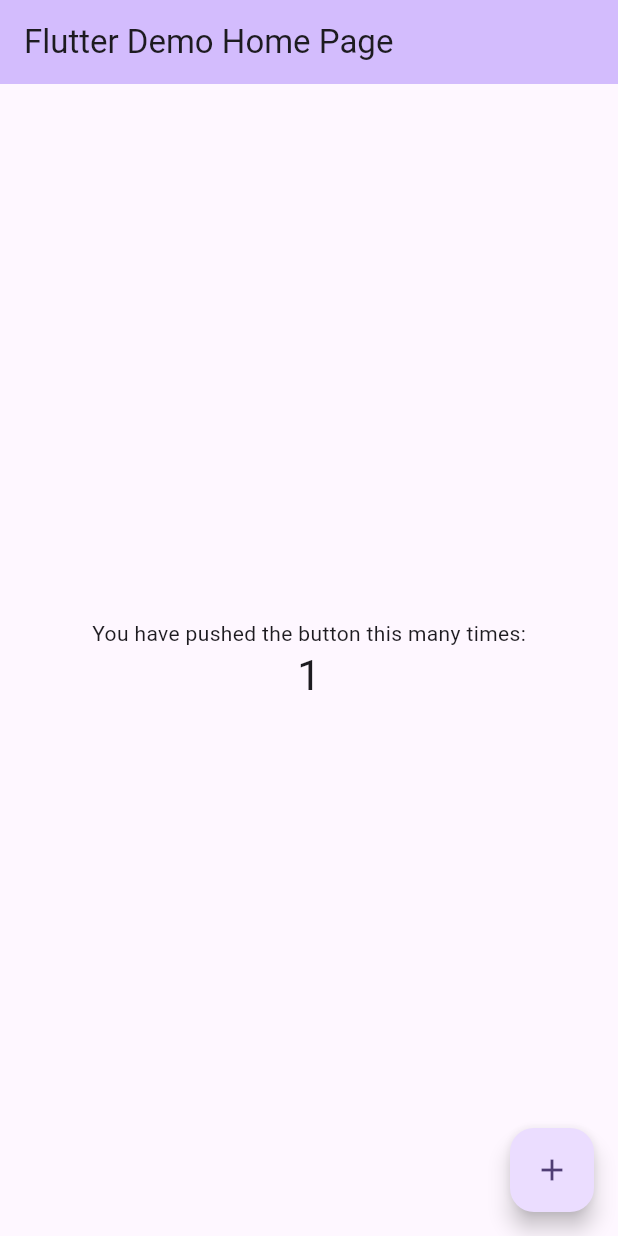
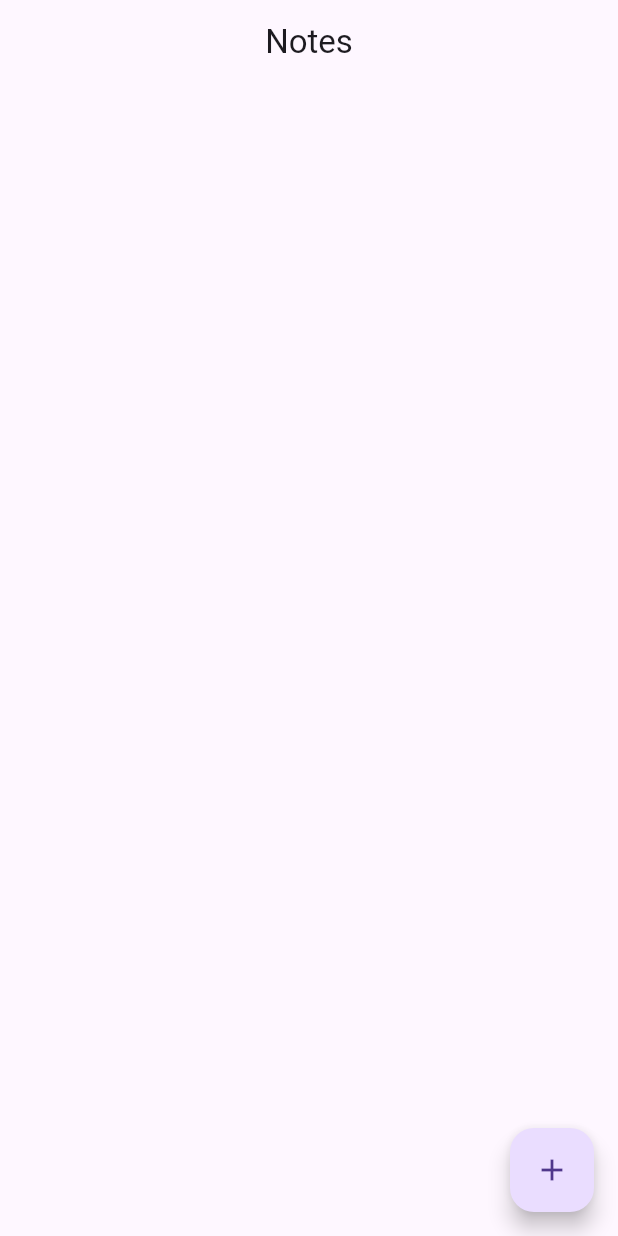
Before and after one commit to canneIIoni/crud_firebase, a Flutter app: the screen it shows after launch, after a tap on the "add" icon, on a phone screen of 412 x 824 dp. Run offline on Flutter 3.47's test engine with Material 3 defaults, Android fonts, the phone set to English and light mode, and no system bars; our stand-ins replace cloud_firestore, firebase_core; accounts and stored records are empty; generated files the repository leaves out were written again.

Commit message:
setup the firebase functions on the terminal, created firestore.dart with its basic functions, made a simple home page

```diff
--- a/lib/main.dart
+++ b/lib/main.dart
@@ -1,122 +1,22 @@
+import 'package:firebase_core/firebase_core.dart';
+import 'package:firebase_crud/firebase_options.dart';
+import 'package:firebase_crud/pages/home_page.dart';
 import 'package:flutter/material.dart';
 
-void main() {
+void main() async {
+  WidgetsFlutterBinding.ensureInitialized();
+  await Firebase.initializeApp(options: DefaultFirebaseOptions.currentPlatform);
   runApp(const MyApp());
 }
 
 class MyApp extends StatelessWidget {
   const MyApp({super.key});
 
-  // This widget is the root of your application.
   @override
   Widget build(BuildContext context) {
-    return MaterialApp(
-      title: 'Flutter Demo',
-      theme: ThemeData(
-        // This is the theme of your application.
-        //
-        // TRY THIS: Try running your application with "flutter run". You'll see
-        // the application has a purple toolbar. Then, without quitting the app,
-        // try changing the seedColor in the colorScheme below to Colors.green
-        // and then invoke "hot reload" (save your changes or press the "hot
-        // reload" button in a Flutter-supported IDE, or press "r" if you used
-        // the command line to start the app).
-        //
-        // Notice that the counter didn't reset back to zero; the application
-        // state is not lost during the reload. To reset the state, use hot
-        // restart instead.
-        //
-        // This works for code too, not just values: Most code changes can be
-        // tested with just a hot reload.
-        colorScheme: ColorScheme.fromSeed(seedColor: Colors.deepPurple),
-      ),
-      home: const MyHomePage(title: 'Flutter Demo Home Page'),
+    return const MaterialApp(
+      debugShowCheckedModeBanner: false,
+      home: HomePage(),
     );
   }
 }
-
-class MyHomePage extends StatefulWidget {
-  const MyHomePage({super.key, required this.title});
-
-  // This widget is the home page of your application. It is stateful, meaning
-  // that it has a State object (defined below) that contains fields that affect
-  // how it looks.
-
-  // This class is the configuration for the state. It holds the values (in this
-  // case the title) provided by the parent (in this case the App widget) and
-  // used by the build method of the State. Fields in a Widget subclass are
-  // always marked "final".
-
-  final String title;
-
-  @override
-  State<MyHomePage> createState() => _MyHomePageState();
-}
-
-class _MyHomePageState extends State<MyHomePage> {
-  int _counter = 0;
-
-  void _incrementCounter() {
-    setState(() {
-      // This call to setState tells the Flutter framework that something has
-      // changed in this State, which causes it to rerun the build method below
-      // so that the display can reflect the updated values. If we changed
-      // _counter without calling setState(), then the build method would not be
-      // called again, and so nothing would appear to happen.
-      _counter++;
-    });
-  }
-
-  @override
-  Widget build(BuildContext context) {
-    // This method is rerun every time setState is called, for instance as done
-    // by the _incrementCounter method above.
-    //
-    // The Flutter framework has been optimized to make rerunning build methods
-    // fast, so that you can just rebuild anything that needs updating rather
-    // than having to individually change instances of widgets.
-    return Scaffold(
-      appBar: AppBar(
-        // TRY THIS: Try changing the color here to a specific color (to
-        // Colors.amber, perhaps?) and trigger a hot reload to see the AppBar
-        // change color while the other colors stay the same.
-        backgroundColor: Theme.of(context).colorScheme.inversePrimary,
-        // Here we take the value from the MyHomePage object that was created by
-        // the App.build method, and use it to set our appbar title.
-        title: Text(widget.title),
-      ),
-      body: Center(
-        // Center is a layout widget. It takes a single child and positions it
-        // in the middle of the parent.
-        child: Column(
-          // Column is also a layout widget. It takes a list of children and
-          // arranges them vertically. By default, it sizes itself to fit its
-          // children horizontally, and tries to be as tall as its parent.
-          //
-          // Column has various properties to control how it sizes itself and
-          // how it positions its children. Here we use mainAxisAlignment to
-          // center the children vertically; the main axis here is the vertical
-          // axis because Columns are vertical (the cross axis would be
-          // horizontal).
-          //
-          // TRY THIS: Invoke "debug painting" (choose the "Toggle Debug Paint"
-          // action in the IDE, or press "p" in the console), to see the
-          // wireframe for each widget.
-          mainAxisAlignment: MainAxisAlignment.center,
-          children: <Widget>[
-            const Text('You have pushed the button this many times:'),
-            Text(
-              '$_counter',
-              style: Theme.of(context).textTheme.headlineMedium,
-            ),
-          ],
-        ),
-      ),
-      floatingActionButton: FloatingActionButton(
-        onPressed: _incrementCounter,
-        tooltip: 'Increment',
-        child: const Icon(Icons.add),
-      ), // This trailing comma makes auto-formatting nicer for build methods.
-    );
-  }
-}
--- /dev/null
+++ b/lib/pages/home_page.dart
@@ -0,0 +1,19 @@
+import 'package:flutter/material.dart';
+
+class HomePage extends StatelessWidget {
+  const HomePage({super.key});
+
+  @override
+  Widget build(BuildContext context) {
+    return Scaffold(
+      appBar: AppBar(
+        title: Text('Notes'),
+        centerTitle: true,
+      ),
+      floatingActionButton: FloatingActionButton(
+        onPressed: () {},
+        child: const Icon(Icons.add),
+      ),
+    );
+  }
+}
--- /dev/null
+++ b/lib/services/firestore.dart
@@ -0,0 +1,22 @@
+import 'package:cloud_firestore/cloud_firestore.dart';
+
+class FirestoreService {
+
+  // get collection of notes
+  final CollectionReference notes = FirebaseFirestore.instance.collection('notes');
+
+  // CREATE: adding a new note
+  Future<void> addNote(String note) {
+    return notes.add({
+      'note': note,
+      'time': Timestamp.now()
+    });
+  }
+
+  // READ: get notes from database
+
+  // UPDATE: update notes given a doc id
+
+  // DELETE: delete notes given a doc id
+
+}
--- a/pubspec.yaml
+++ b/pubspec.yaml
@@ -34,6 +34,8 @@ dependencies:
   # The following adds the Cupertino Icons font to your application.
   # Use with the CupertinoIcons class for iOS style icons.
   cupertino_icons: ^1.0.8
+  firebase_core: ^3.13.0
+  cloud_firestore: ^5.6.7
 
 dev_dependencies:
   flutter_test:
```
Also changed, not shown: pubspec.lock, 10 other files.
